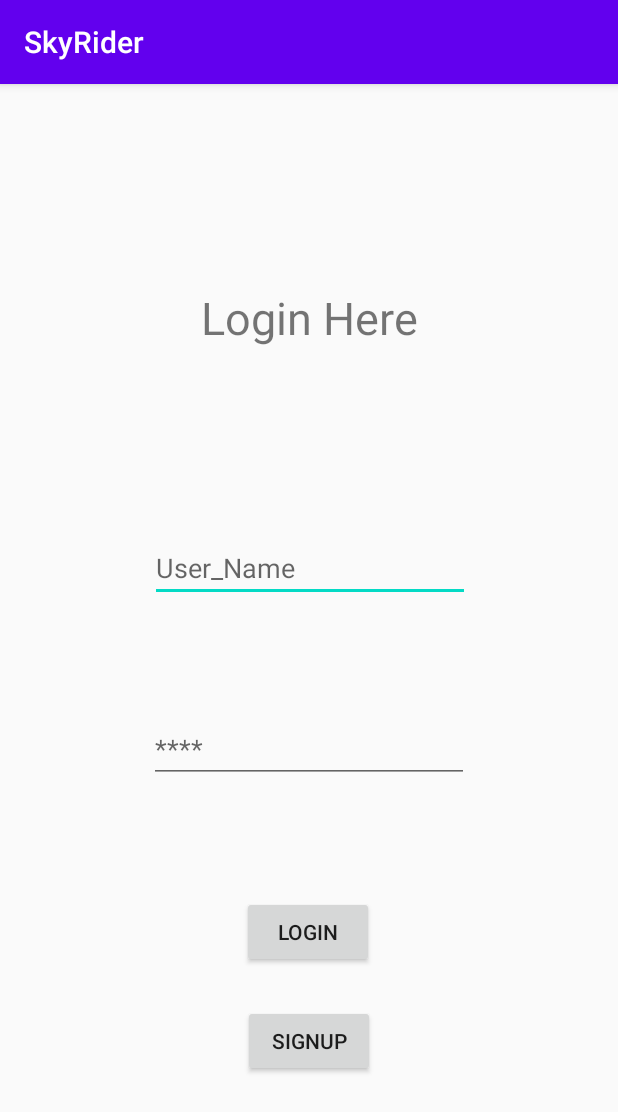
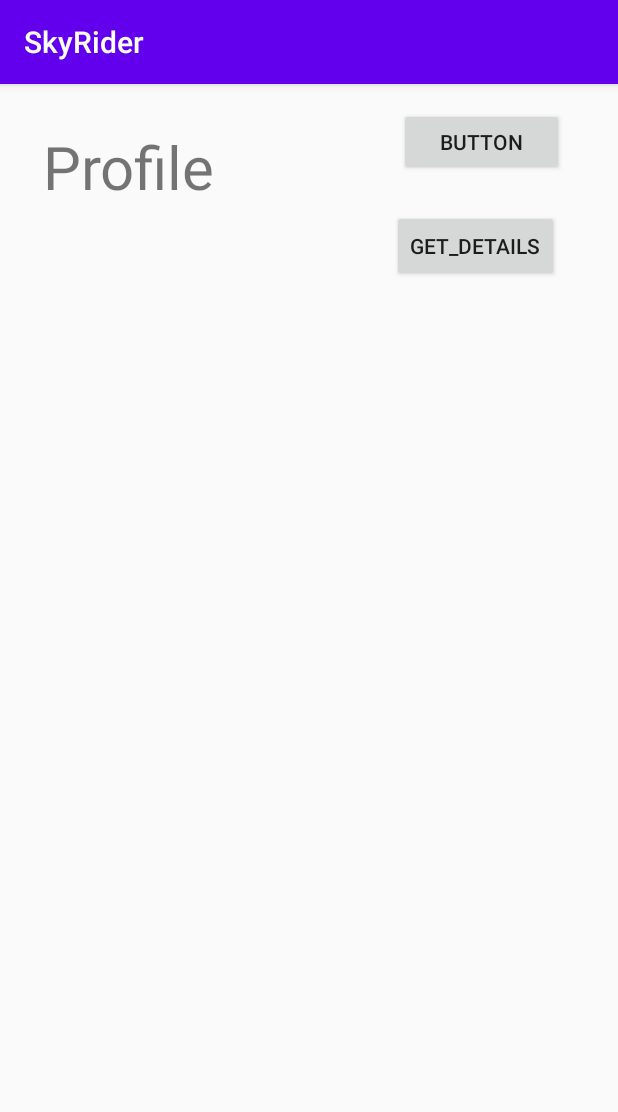
Before and after one commit to shiv-tach/MAD_PROJECT, an Android app: the screen it shows after launch (User before the commit, User_Profile after it), on a phone screen of 412 x 824 dp. Shown: the top 1112 px of the screen. Run offline under Robolectric (Android 15) with nearby library versions, the phone set to English and light mode, and no system bars; our stand-ins replace Firebase (no records; nobody signed in at launch, a user with empty details on screens opened directly).

```diff
--- /dev/null
+++ b/app/src/main/java/com/example/solo/User_Profile.java
@@ -0,0 +1,95 @@
+package com.example.solo;
+
+import androidx.annotation.NonNull;
+import androidx.appcompat.app.AppCompatActivity;
+
+import android.content.Intent;
+import android.os.Bundle;
+import android.view.View;
+import android.widget.Button;
+import android.widget.TextView;
+import android.widget.Toast;
+
+import com.google.firebase.database.DataSnapshot;
+import com.google.firebase.database.DatabaseError;
+import com.google.firebase.database.DatabaseReference;
+import com.google.firebase.database.FirebaseDatabase;
+import com.google.firebase.database.ValueEventListener;
+
+public class User_Profile extends AppCompatActivity {
+
+    TextView text1,text2;
+    Button btn,btn2;
+    DatabaseReference dataRef;
+    Users person;
+
+
+
+
+    @Override
+    protected void onCreate(Bundle savedInstanceState) {
+        super.onCreate(savedInstanceState);
+        setContentView(R.layout.activity_user__profile);
+
+        text1 = findViewById(R.id.rr1);
+        text2 = findViewById(R.id.rr2);
+        btn = findViewById(R.id.button2);
+        btn2 = findViewById(R.id.btn4);
+
+        person = new Users();
+
+        btn.setOnClickListener(new View.OnClickListener() {
+            @Override
+            public void onClick(View v) {
+
+                dataRef = FirebaseDatabase.getInstance().getReference().child("User/id103");
+                dataRef.addListenerForSingleValueEvent(new ValueEventListener() {
+                    @Override
+                    public void onDataChange(@NonNull DataSnapshot dataSnapshot) {
+
+                        if(dataSnapshot.hasChildren()){
+
+                            text1.setText(dataSnapshot.child("fullName").getValue().toString());
+                            text2.setText(dataSnapshot.child("name").getValue().toString());
+
+
+
+                        }
+                        else{
+
+                            Toast.makeText(getApplicationContext(),"Cannot find Table",Toast.LENGTH_SHORT).show();
+                        }
+
+
+
+                    }
+
+                    @Override
+                    public void onCancelled(@NonNull DatabaseError databaseError) {
+
+
+
+                    }
+                });
+
+
+
+
+            }
+        });
+
+        btn2.setOnClickListener(new View.OnClickListener() {
+            @Override
+            public void onClick(View v) {
+
+                Intent intent =new Intent(getApplicationContext(),User.class);
+                startActivity(intent);
+
+
+            }
+        });
+
+
+
+    }
+}
--- /dev/null
+++ b/app/src/main/res/layout/activity_user__profile.xml
@@ -0,0 +1,66 @@
+<?xml version="1.0" encoding="utf-8"?>
+<androidx.constraintlayout.widget.ConstraintLayout xmlns:android="http://schemas.android.com/apk/res/android"
+    xmlns:app="http://schemas.android.com/apk/res-auto"
+    xmlns:tools="http://schemas.android.com/tools"
+    android:layout_width="match_parent"
+    android:layout_height="match_parent"
+    tools:context=".User_Profile">
+
+    <Button
+        android:id="@+id/btn4"
+        android:layout_width="wrap_content"
+        android:layout_height="wrap_content"
+        android:layout_marginTop="84dp"
+        android:text="@string/ShowDetails"
+        app:layout_constraintEnd_toEndOf="parent"
+        app:layout_constraintHorizontal_bias="0.87"
+        app:layout_constraintStart_toStartOf="parent"
+        app:layout_constraintTop_toTopOf="parent" />
+
+    <TextView
+        android:id="@+id/profile_txt"
+        android:layout_width="wrap_content"
+        android:layout_height="wrap_content"
+        android:layout_marginTop="28dp"
+        android:text="@string/Profile_text"
+        android:textSize="40sp"
+        app:layout_constraintEnd_toEndOf="parent"
+        app:layout_constraintHorizontal_bias="0.097"
+        app:layout_constraintStart_toStartOf="parent"
+        app:layout_constraintTop_toTopOf="parent" />
+
+    <TextView
+        android:id="@+id/rr1"
+        android:layout_width="wrap_content"
+        android:layout_height="wrap_content"
+        android:layout_marginTop="40dp"
+        android:textSize="30sp"
+        app:layout_constraintEnd_toEndOf="parent"
+        app:layout_constraintHorizontal_bias="0.121"
+        app:layout_constraintStart_toStartOf="parent"
+        app:layout_constraintTop_toBottomOf="@+id/btn4" />
+
+    <TextView
+        android:id="@+id/rr2"
+        android:layout_width="wrap_content"
+        android:layout_height="wrap_content"
+        android:layout_marginTop="68dp"
+        android:textSize="30sp"
+        app:layout_constraintEnd_toEndOf="parent"
+        app:layout_constraintHorizontal_bias="0.113"
+        app:layout_constraintStart_toStartOf="parent"
+        app:layout_constraintTop_toBottomOf="@+id/rr1" />
+
+    <Button
+        android:id="@+id/button2"
+        android:layout_width="110dp"
+        android:layout_height="45dp"
+        android:layout_marginEnd="36dp"
+        android:layout_marginRight="36dp"
+        android:text="@string/button"
+        app:layout_constraintBottom_toTopOf="@+id/btn4"
+        app:layout_constraintEnd_toEndOf="parent"
+        app:layout_constraintTop_toTopOf="parent"
+        app:layout_constraintVertical_bias="0.41" />
+
+</androidx.constraintlayout.widget.ConstraintLayout>
--- a/app/src/main/res/values/strings.xml
+++ b/app/src/main/res/values/strings.xml
@@ -12,5 +12,8 @@
     <string name="FullName">Full Name</string>
     <string name="FullNAme" />
     <string name="Password">Password </string>
-    <string name="passwordInput" />>
+    <string name="passwordInput" />
+    <string name="ShowDetails">Get_Details</string>
+    <string name="Profile_text">Profile</string>
+    <string name="button">Button</string>>
 </resources>
```
Also changed, not shown: app/src/main/AndroidManifest.xml (+10 -3 lines), app/src/main/java/com/example/solo/Register.java (+39 -7 lines), app/src/main/java/com/example/solo/User.java (+31 -23 lines), app/src/main/java/com/example/solo/Users.java (+17 -0 lines), 2 other files.
